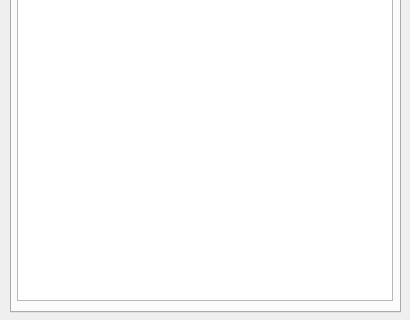
Qt form mainwindow.ui (TechMiX/BVAM) before a commit; both pictures show x 0 to 410 and y 198 to 518 of the 410 by 518 pixel window.
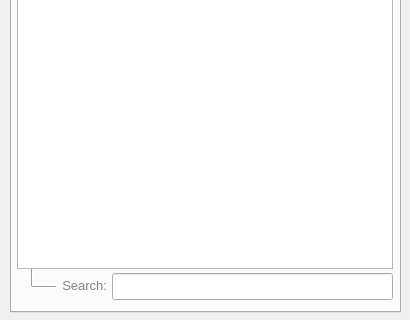
The same form after that commit. Icons and pictures are not drawn.

Commit message: Added a Search box for table view with auto completer

```diff
--- a/mainwindow.ui
+++ b/mainwindow.ui
@@ -67,7 +67,7 @@
         <x>5</x>
         <y>40</y>
         <width>376</width>
-        <height>423</height>
+        <height>391</height>
        </rect>
       </property>
      </widget>
@@ -166,6 +166,71 @@
         <normaloff>:/img/images/add-big.png</normaloff>:/img/images/add-big.png</iconset>
       </property>
      </widget>
+     <widget class="Line" name="line_24">
+      <property name="geometry">
+       <rect>
+        <x>20</x>
+        <y>439</y>
+        <width>24</width>
+        <height>20</height>
+       </rect>
+      </property>
+      <property name="orientation">
+       <enum>Qt::Horizontal</enum>
+      </property>
+     </widget>
+     <widget class="Line" name="line_25">
+      <property name="geometry">
+       <rect>
+        <x>10</x>
+        <y>428</y>
+        <width>20</width>
+        <height>20</height>
+       </rect>
+      </property>
+      <property name="orientation">
+       <enum>Qt::Vertical</enum>
+      </property>
+     </widget>
+     <widget class="QLabel" name="label_9">
+      <property name="geometry">
+       <rect>
+        <x>30</x>
+        <y>440</y>
+        <width>65</width>
+        <height>16</height>
+       </rect>
+      </property>
+      <property name="text">
+       <string>&lt;!DOCTYPE HTML PUBLIC &quot;-//W3C//DTD HTML 4.0//EN&quot; &quot;http://www.w3.org/TR/REC-html40/strict.dtd&quot;&gt;
+&lt;html&gt;&lt;head&gt;&lt;meta name=&quot;qrichtext&quot; content=&quot;1&quot; /&gt;&lt;style type=&quot;text/css&quot;&gt;
+p, li { white-space: pre-wrap; }
+&lt;/style&gt;&lt;/head&gt;&lt;body style=&quot; font-family:'Sans'; font-size:10pt; font-weight:400; font-style:normal;&quot;&gt;
+&lt;p align=&quot;right&quot; style=&quot; margin-top:0px; margin-bottom:0px; margin-left:0px; margin-right:0px; -qt-block-indent:0; text-indent:0px;&quot;&gt;&lt;span style=&quot; color:#868686;&quot;&gt;Search:&lt;/span&gt;&lt;/p&gt;&lt;/body&gt;&lt;/html&gt;</string>
+      </property>
+     </widget>
+     <widget class="QLineEdit" name="txtSearch">
+      <property name="geometry">
+       <rect>
+        <x>100</x>
+        <y>435</y>
+        <width>281</width>
+        <height>27</height>
+       </rect>
+      </property>
+      <property name="autoFillBackground">
+       <bool>false</bool>
+      </property>
+     </widget>
+     <zorder>line_25</zorder>
+     <zorder>btnReload</zorder>
+     <zorder>btnSaveToFile</zorder>
+     <zorder>btnLoadFromFile</zorder>
+     <zorder>btnNewPrefix</zorder>
+     <zorder>line_24</zorder>
+     <zorder>label_9</zorder>
+     <zorder>txtSearch</zorder>
+     <zorder>tableView</zorder>
     </widget>
     <widget class="QWidget" name="tab">
      <attribute name="title">
```
The commit also changes 4 other files.
